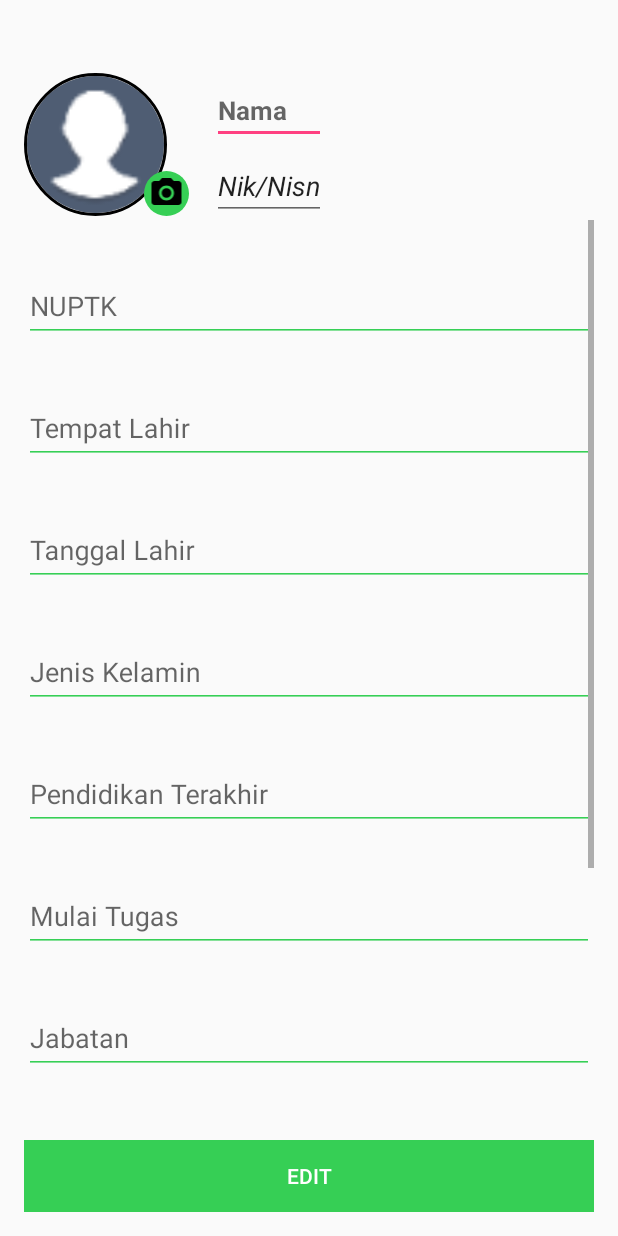
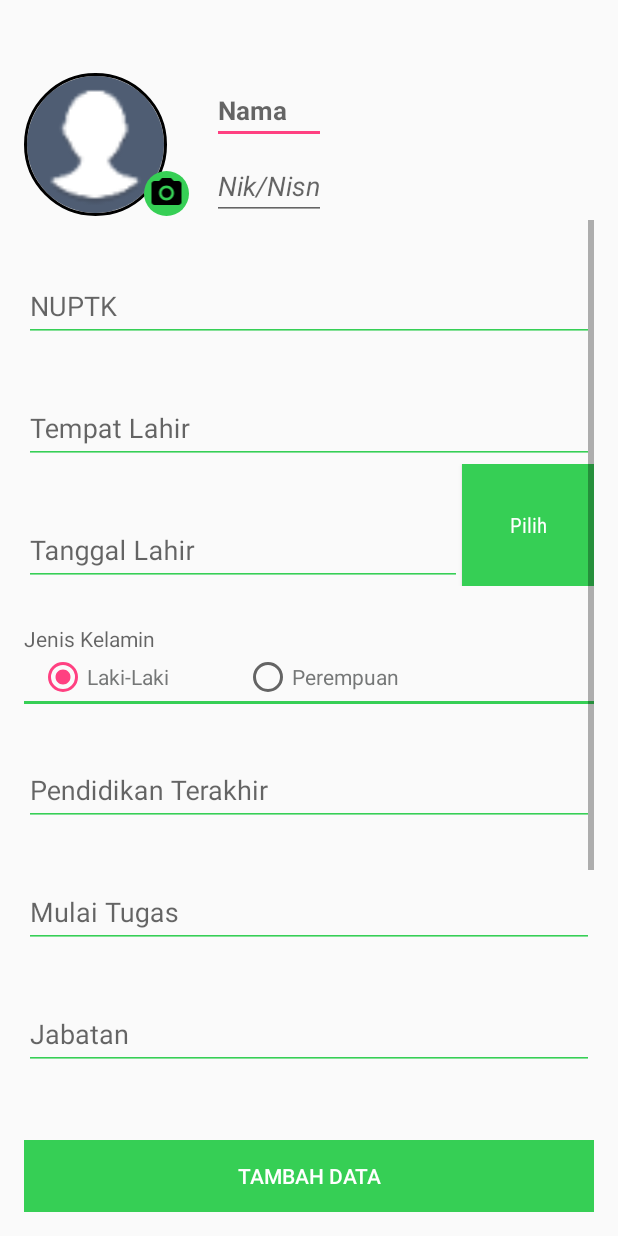
Before and after one commit to Mechatronicslab/BLK, an Android app: the TambahKaryawan screen opened directly, with no data from a screen before it, on a phone screen of 412 x 824 dp. Run offline under Robolectric (Android 15) with nearby library versions, the phone set to English and light mode, and no system bars; our stand-ins replace ButterKnife, CircleImageView, Volley; network calls fail.

Commit message:
AdminAkademik

```diff
--- a/app/build.gradle
+++ b/app/build.gradle
@@ -31,6 +31,7 @@ dependencies {
 
 
     compile 'com.android.support.constraint:constraint-layout:1.0.2'
+    //noinspection GradleCompatible
     compile 'com.android.support:appcompat-v7:25.3.1'
     compile 'com.android.support:design:25.3.1'
     compile 'com.google.android.gms:play-services:11.0.4'
--- a/app/src/main/java/com/example/juli_soep/sekolah/admin_akademik/DetailKaryawan.java
+++ b/app/src/main/java/com/example/juli_soep/sekolah/admin_akademik/DetailKaryawan.java
@@ -2,8 +2,8 @@ package com.example.juli_soep.sekolah.admin_akademik;
 
 import android.app.ProgressDialog;
 import android.content.Intent;
+import android.os.Bundle;
 import android.support.v7.app.AppCompatActivity;
-import android.os.Bundle;
 import android.util.Log;
 import android.widget.Button;
 import android.widget.EditText;
--- a/app/src/main/java/com/example/juli_soep/sekolah/admin_akademik/karyawan.java
+++ b/app/src/main/java/com/example/juli_soep/sekolah/admin_akademik/karyawan.java
@@ -78,8 +78,10 @@ public class karyawan extends AppCompatActivity {
         ShowKaryawan();
     }
     @OnClick (R.id.btnTambah)
-    void tambah(){
-
+    void btnTambah(){
+        Intent i = new Intent(karyawan.this, TambahKaryawan.class);
+        startActivity(i);
+        finish();
     }
     private void ShowKaryawan(){
 
--- a/app/src/main/java/com/example/juli_soep/sekolah/helper/admin_akademik/AdapterKaryawan.java
+++ b/app/src/main/java/com/example/juli_soep/sekolah/helper/admin_akademik/AdapterKaryawan.java
@@ -83,6 +83,7 @@ public class AdapterKaryawan extends BaseAdapter{
         status.setText(news.getStatus());
 
         if(news.getSertifikasi().equals("Y")){
+            sertifikasi.setTextColor(Color.BLUE);
             sertifikasi.setText("Sudah Sertifikasi");
         }else{
             sertifikasi.setTextColor(Color.RED);
--- a/app/src/main/res/layout/activity_tambah_karyawan.xml
+++ b/app/src/main/res/layout/activity_tambah_karyawan.xml
@@ -67,7 +67,7 @@
                 android:layout_height="wrap_content"
                 android:layout_marginTop="5dp"
                 android:textStyle="italic"
-                android:text="Nik/Nisn"/>
+                android:hint="Nik/Nisn"/>
 
         </LinearLayout>
     </LinearLayout>
@@ -125,14 +125,17 @@
             </LinearLayout>
 
             <LinearLayout
-                android:layout_width="match_parent"
-                android:layout_height="wrap_content"
+                android:layout_width="wrap_content"
+                android:layout_height="match_parent"
+                android:layout_weight="1"
                 android:orientation="horizontal">
                 <android.support.design.widget.TextInputLayout
                     android:layout_width="match_parent"
                     android:layout_height="wrap_content"
+                    android:layout_weight="1"
                     android:layout_marginTop="25dp">
                     <EditText
+                        android:enabled="false"
                         android:id="@+id/etTglLahir"
                         android:layout_width="match_parent"
                         android:layout_height="wrap_content"
@@ -143,6 +146,19 @@
                         android:drawableTint="@color/green"
                         tools:ignore="HardcodedText,RtlHardcoded" />
                 </android.support.design.widget.TextInputLayout>
+                <Button
+                    android:id="@+id/pickDate"
+                    android:layout_width="wrap_content"
+                    android:layout_height="match_parent"
+                    android:hint="Pilih"
+                    android:textSize="14dp"
+                    android:textColorHint="@color/white"
+                    android:fontFamily="sans-serif-condensed"
+                    android:gravity="center"
+                    android:background="@color/green"/>
+
+
+
             </LinearLayout>
 
             <LinearLayout
@@ -153,7 +169,7 @@
                     android:layout_width="match_parent"
                     android:layout_height="wrap_content"
                     android:layout_marginTop="25dp">
-                    <EditText
+                    <TextView
                         android:id="@+id/etKelamin"
                         android:layout_width="match_parent"
                         android:layout_height="wrap_content"
@@ -163,13 +179,46 @@
                         app:backgroundTint="@color/green"
                         android:drawableTint="@color/green"
                         tools:ignore="HardcodedText,RtlHardcoded" />
+                    <RadioGroup
+                        xmlns:android="http://schemas.android.com/apk/res/android"
+                        android:layout_width="match_parent"
+                        android:id="@+id/radiogrupKelamin"
+                        android:layout_height="match_parent"
+                        android:orientation="horizontal"
+                        android:paddingLeft="10dp">
+
+                        <RadioButton
+                            android:id="@+id/rLaki"
+                            android:layout_width="wrap_content"
+                            android:layout_height="match_parent"
+                            android:text="Laki-Laki"
+                            android:textColor="@color/blackText"/>
+
+                        <RadioButton
+                            android:layout_marginLeft="50dp"
+                            android:layout_width="wrap_content"
+                            android:layout_height="match_parent"
+                            android:text="Perempuan"
+                            android:textColor="@color/blackText"
+                            android:backgroundTint="@color/red"/>
+
+                    </RadioGroup>
+                    <View
+                        android:layout_width="match_parent"
+                        android:layout_height="2dp"
+                        android:background="@color/green"/>
+
                 </android.support.design.widget.TextInputLayout>
+
+
             </LinearLayout>
+
 
             <LinearLayout
                 android:layout_width="match_parent"
                 android:layout_height="wrap_content"
-                android:orientation="horizontal">
+                android:orientation="horizontal"
+                >
                 <android.support.design.widget.TextInputLayout
                     android:layout_width="match_parent"
                     android:layout_height="wrap_content"
@@ -306,7 +355,7 @@
             android:id="@+id/btnSave"
             android:layout_width="match_parent"
             android:layout_height="wrap_content"
-            android:text="EDIT"
+            android:text="Tambah Data"
             android:layout_alignParentBottom="true"
             android:textColor="@color/white"
             android:background="@color/green"
--- a/app/src/main/res/layout/list_row_admin_akademik.xml
+++ b/app/src/main/res/layout/list_row_admin_akademik.xml
@@ -46,7 +46,7 @@
 
                 <TextView
                     android:id="@+id/etNama"
-                    android:layout_width="170dp"
+                    android:layout_width="150dp"
                     android:layout_height="wrap_content"
                     android:text="Drs.Tarman Jupani"
                     android:textStyle="bold"
```
Also changed, not shown: app/src/main/AndroidManifest.xml (+2 -7 lines), app/src/main/java/com/example/juli_soep/sekolah/admin_akademik/EditKaryawan.java (+55 -14 lines), app/src/main/java/com/example/juli_soep/sekolah/admin_akademik/TambahKaryawan.java (+52 -125 lines), app/src/main/res/layout/activity_edit_karyawan.xml (+43 -2 lines), build.gradle (+10 -0 lines), 3 other files.
